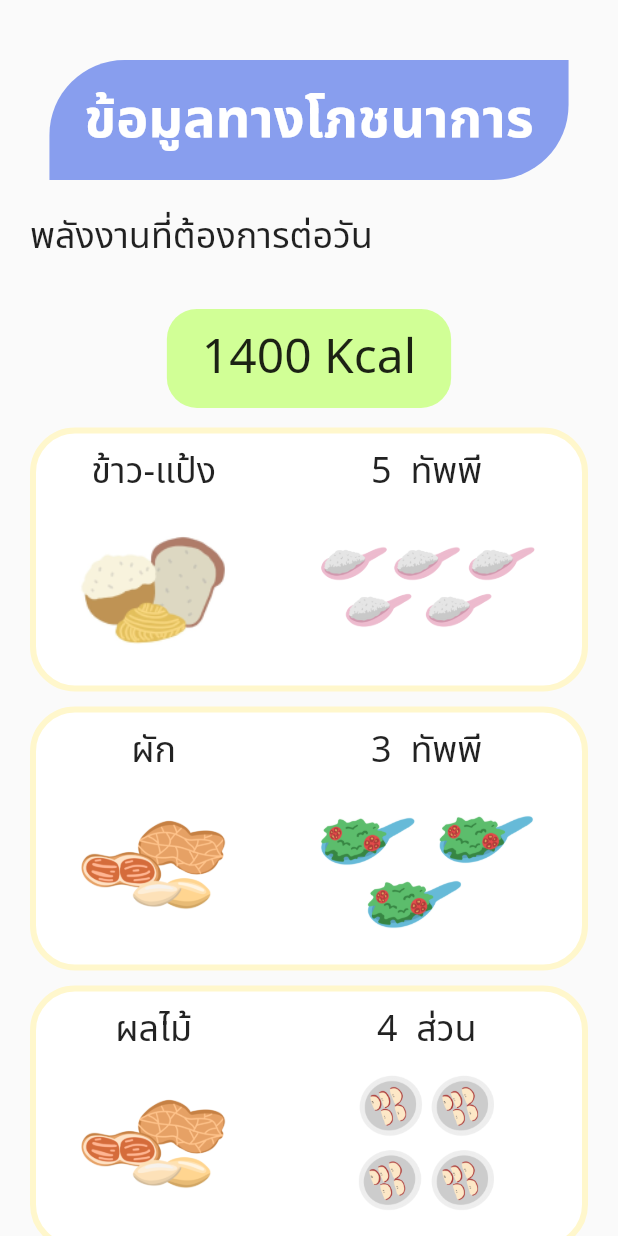
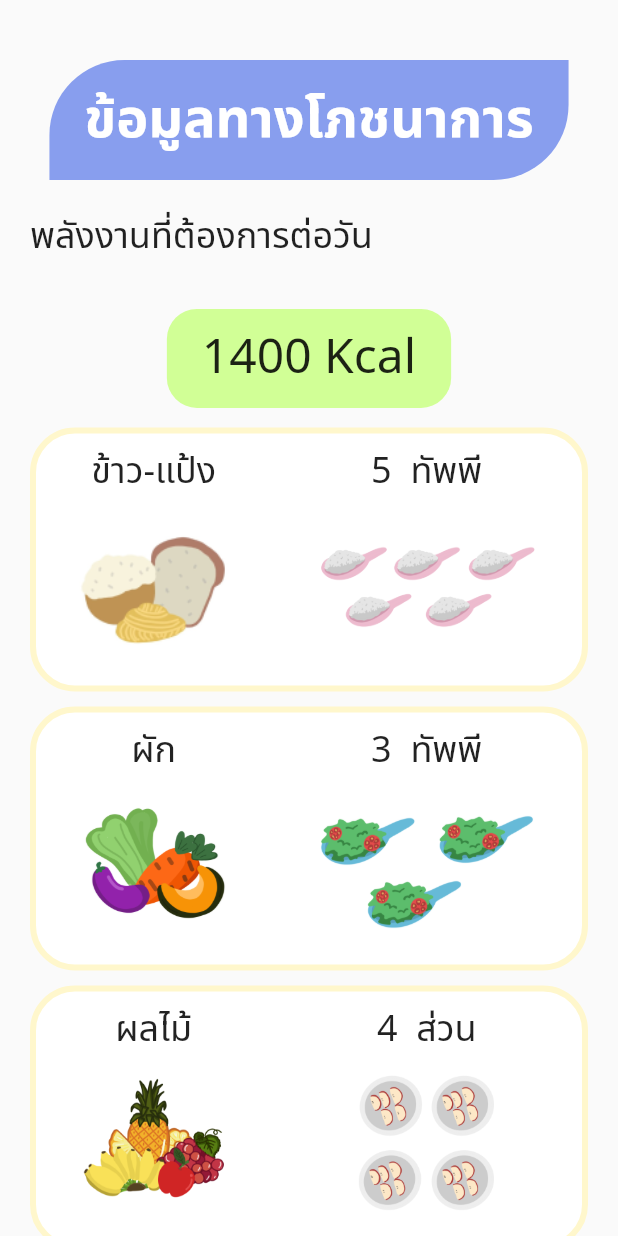
Before and after one commit to AINutritionProject/KinDeeUDee, a Flutter app: the Nutrition screen opened directly with empty values, on a phone screen of 412 x 824 dp. Run offline on Flutter 3.47's test engine with Material 2 defaults, Android fonts, the phone set to English and light mode, and no system bars; our stand-ins replace camera, cloud_firestore, csv, dotted_border, email_validator, firebase_auth and 7 more; accounts and stored records are empty.

Commit message:
update picture [not success all]

```diff
--- a/lib/pages/information/nutrition.dart
+++ b/lib/pages/information/nutrition.dart
@@ -32,14 +32,14 @@ class Nutrition extends StatelessWidget {
       'nameAmount': 'ทัพพี',
       'amountWiget': {3: ThreeSpoonVeg()},
       'sugest': '',
-      'imgTypeNutritionPath': "assets/images/NutritionImg/peanutcut.png"
+      'imgTypeNutritionPath': "assets/images/NutritionImg/vegetables.png"
     },
     {
       'name': 'ผลไม้',
       'nameAmount': 'ส่วน',
       'amountWiget': {2: TwoFruit(), 3: ThreeFruit(), 4: FourFruit()},
       'sugest': '',
-      'imgTypeNutritionPath': "assets/images/NutritionImg/peanutcut.png"
+      'imgTypeNutritionPath': "assets/images/NutritionImg/fruits.png"
     },
     {
       'name': 'เนื้อสัตว-ไข่',
```
Also changed, not shown: assets/images/NutritionImg/Meat.PNG (deleted), assets/images/NutritionImg/MeatSpoon.PNG (deleted), assets/images/NutritionImg/MilkProduct.png (deleted), assets/images/NutritionImg/NotMilk.png (deleted), assets/images/NutritionImg/WaterProduct.png (deleted), assets/images/NutritionImg/fruit.png (deleted), assets/images/NutritionImg/fruitPast.PNG (deleted), assets/images/NutritionImg/peanut.png (deleted), assets/images/NutritionImg/spoonOil.PNG (deleted), assets/images/NutritionImg/spoonRice.PNG (deleted), assets/images/NutritionImg/spoonVeg.PNG (deleted), assets/images/NutritionImg/sugar.png (deleted), assets/images/NutritionImg/sugarSpoon.PNG (deleted), assets/images/NutritionImg/waterCup.PNG (deleted).
